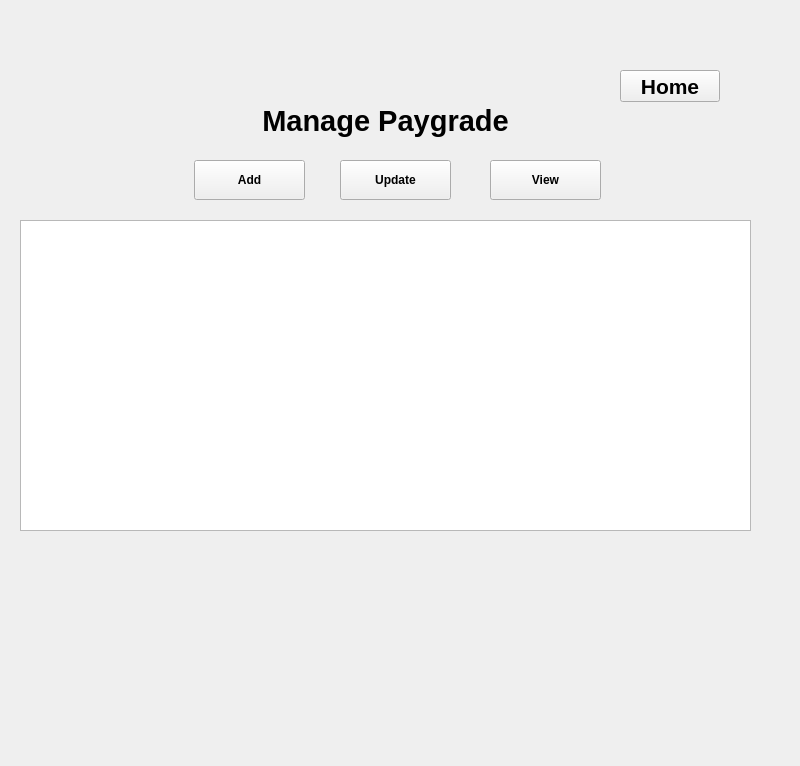
First picture: the form in managepaygrade.ui, repository purvil-patel/Employee_Payroll_System, before the edit.
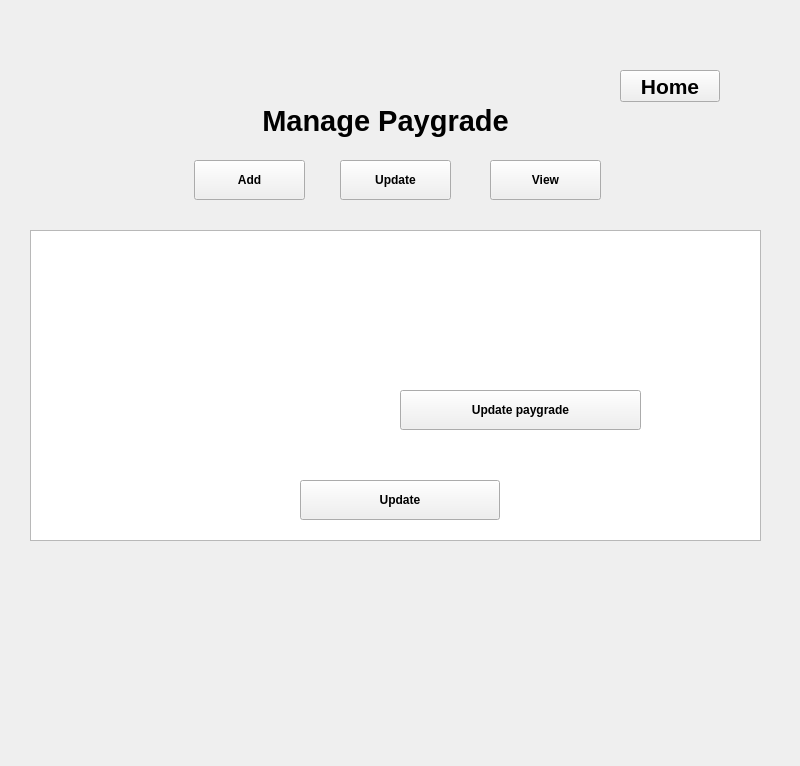
Second picture: the form after the edit.

Diff of the .ui file:
```diff
--- a/managepaygrade.ui
+++ b/managepaygrade.ui
@@ -179,12 +179,17 @@
   <widget class="QLabel" name="label_grade">
    <property name="geometry">
     <rect>
-     <x>70</x>
+     <x>50</x>
      <y>290</y>
      <width>100</width>
      <height>20</height>
     </rect>
    </property>
+   <property name="font">
+    <font>
+     <bold>false</bold>
+    </font>
+   </property>
    <property name="text">
     <string>Grade Name</string>
    </property>
@@ -192,12 +197,17 @@
   <widget class="QLabel" name="label_basic">
    <property name="geometry">
     <rect>
-     <x>70</x>
+     <x>50</x>
      <y>340</y>
      <width>100</width>
      <height>20</height>
     </rect>
    </property>
+   <property name="font">
+    <font>
+     <bold>false</bold>
+    </font>
+   </property>
    <property name="text">
     <string>Basic</string>
    </property>
@@ -218,12 +228,17 @@
   <widget class="QLabel" name="label_Department">
    <property name="geometry">
     <rect>
-     <x>70</x>
+     <x>50</x>
      <y>240</y>
      <width>100</width>
      <height>20</height>
     </rect>
    </property>
+   <property name="font">
+    <font>
+     <bold>false</bold>
+    </font>
+   </property>
    <property name="text">
     <string>Department</string>
    </property>
@@ -267,8 +282,8 @@
   <widget class="QPushButton" name="pushButton_3">
    <property name="geometry">
     <rect>
-     <x>300</x>
-     <y>400</y>
+     <x>160</x>
+     <y>390</y>
      <width>200</width>
      <height>40</height>
     </rect>
@@ -280,13 +295,39 @@
   <widget class="QTableWidget" name="tableWidget_paygrades">
    <property name="geometry">
     <rect>
-     <x>20</x>
-     <y>220</y>
+     <x>30</x>
+     <y>230</y>
      <width>731</width>
      <height>311</height>
     </rect>
    </property>
   </widget>
+  <widget class="QPushButton" name="pushButton_update_submit">
+   <property name="geometry">
+    <rect>
+     <x>300</x>
+     <y>480</y>
+     <width>200</width>
+     <height>40</height>
+    </rect>
+   </property>
+   <property name="text">
+    <string>Update</string>
+   </property>
+  </widget>
+  <widget class="QPushButton" name="pushButton_update_fetch">
+   <property name="geometry">
+    <rect>
+     <x>400</x>
+     <y>390</y>
+     <width>241</width>
+     <height>40</height>
+    </rect>
+   </property>
+   <property name="text">
+    <string>Update paygrade</string>
+   </property>
+  </widget>
  </widget>
  <resources/>
  <connections/>
```
Left out of the diff: 15 changed lines with no effect on the pictures.
